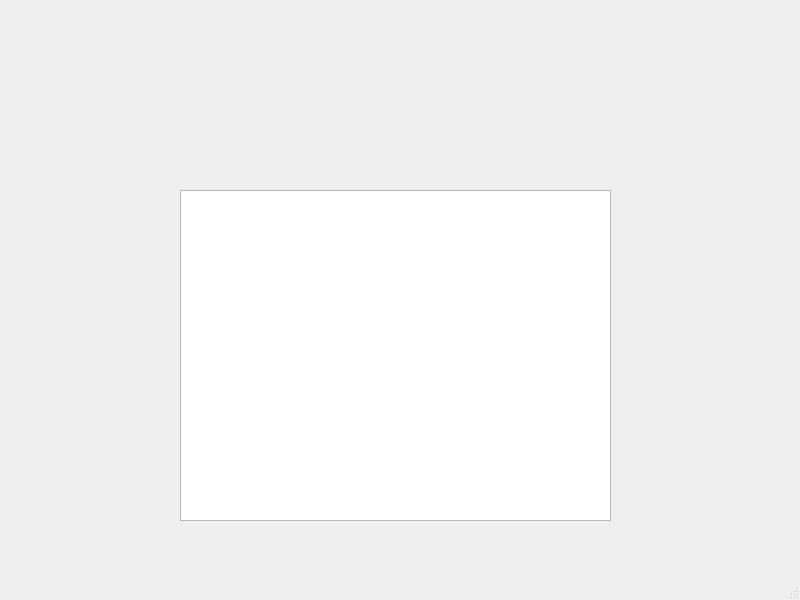
The window that untitled.ui (Isher-Mon/Coffe_Baze) describes before a commit, drawn with Qt 5.
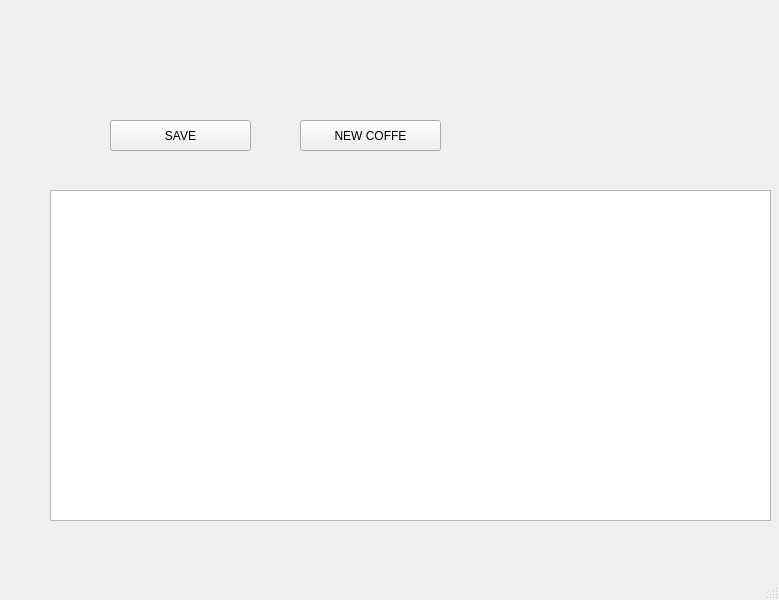
The same window after the commit.

```diff
--- a/untitled.ui
+++ b/untitled.ui
@@ -6,7 +6,7 @@
    <rect>
     <x>0</x>
     <y>0</y>
-    <width>800</width>
+    <width>779</width>
     <height>600</height>
    </rect>
   </property>
@@ -17,13 +17,39 @@
    <widget class="QTableWidget" name="tableWidget">
     <property name="geometry">
      <rect>
-      <x>180</x>
+      <x>50</x>
       <y>190</y>
-      <width>431</width>
+      <width>721</width>
       <height>331</height>
      </rect>
     </property>
    </widget>
+   <widget class="QPushButton" name="save">
+    <property name="geometry">
+     <rect>
+      <x>110</x>
+      <y>120</y>
+      <width>141</width>
+      <height>31</height>
+     </rect>
+    </property>
+    <property name="text">
+     <string>SAVE</string>
+    </property>
+   </widget>
+   <widget class="QPushButton" name="cr_new">
+    <property name="geometry">
+     <rect>
+      <x>300</x>
+      <y>120</y>
+      <width>141</width>
+      <height>31</height>
+     </rect>
+    </property>
+    <property name="text">
+     <string>NEW COFFE</string>
+    </property>
+   </widget>
   </widget>
   <widget class="QMenuBar" name="menubar">
    <property name="geometry">
```
Left out of the diff: 2 changed lines with no effect on the pictures.
